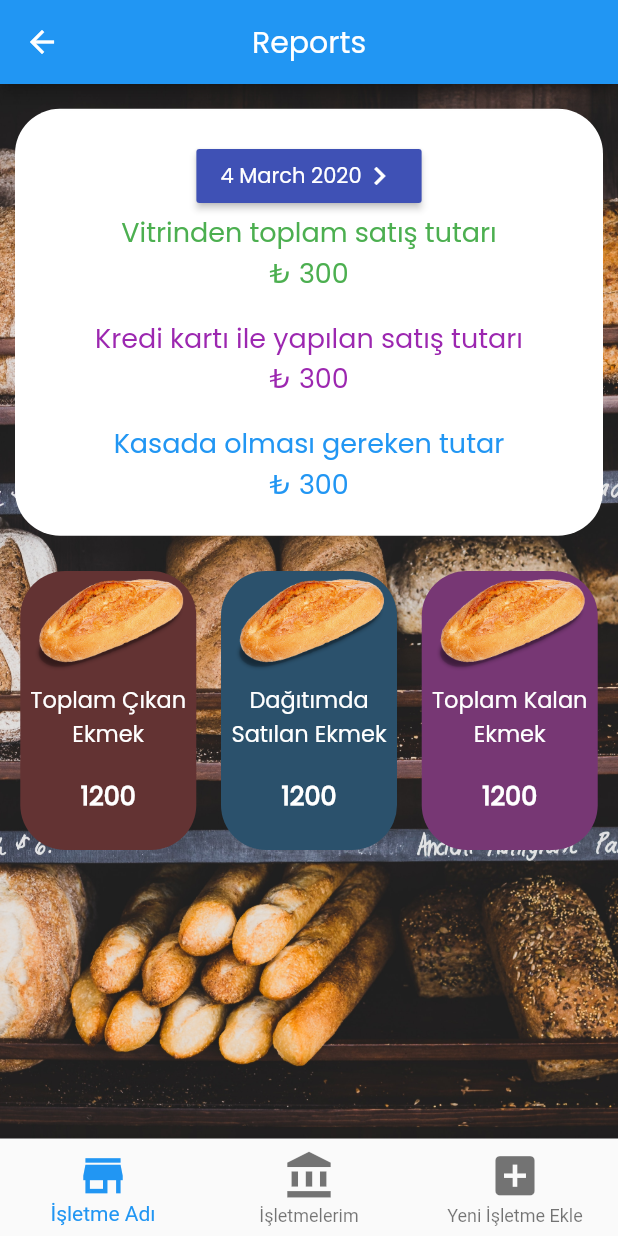
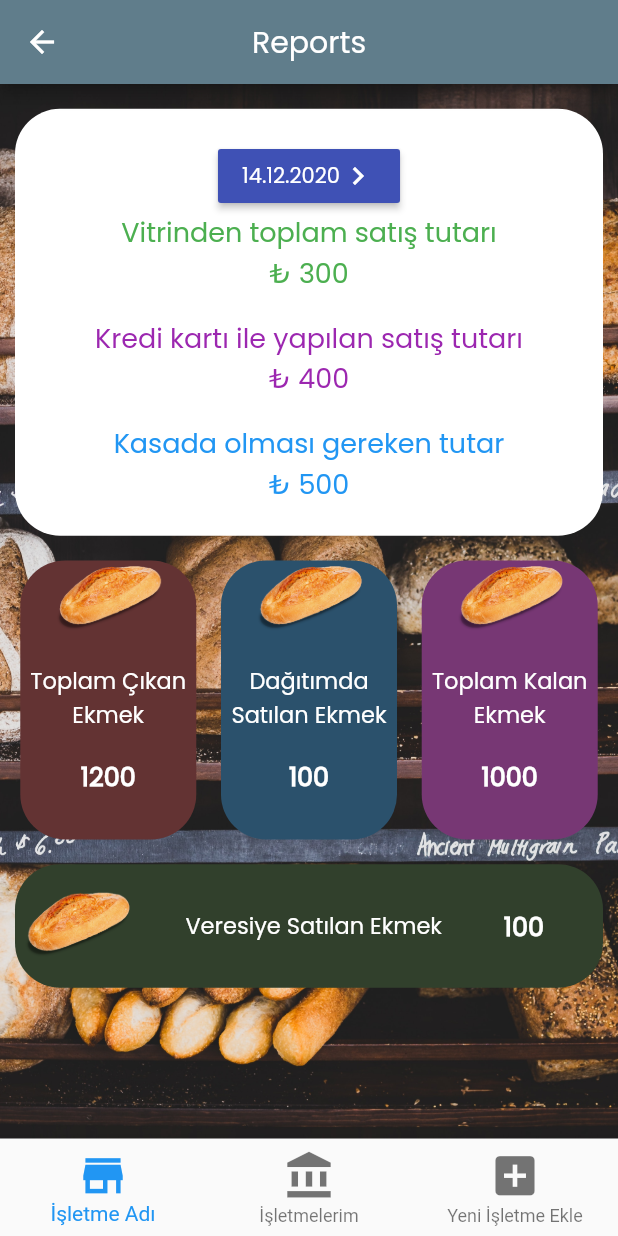
Before and after one commit to rootate/MyBakery, a Flutter app: the Reports screen opened directly, on a phone screen of 412 x 824 dp. Run offline on Flutter 3.47's test engine with Material 2 defaults, Android fonts, the phone set to English and light mode, and no system bars; our stand-ins replace firebase_auth, firebase_core, flutter_datetime_picker, flutter_spinkit; accounts and stored records are empty.

Commit message:
Fix datepicker

```diff
--- a/lib/screens/reports.dart
+++ b/lib/screens/reports.dart
@@ -3,6 +3,7 @@ import 'package:flutter/material.dart';
 import 'package:flutter_datetime_picker/flutter_datetime_picker.dart';
 import 'package:flutter_my_bakery/shared/constants.dart';
 import 'package:flutter_my_bakery/shared/bottom_bar.dart';
+import 'package:intl/intl.dart';
 
 class Reports extends StatefulWidget {
   @override
@@ -20,12 +21,28 @@ class _ReportsState extends State<Reports> {
   @override
   Widget build(BuildContext context) {
     double size1 = MediaQuery.of(context).size.height / 50;
-    double size2 = MediaQuery.of(context).size.height / 35;
+    double size2 = MediaQuery.of(context).size.height / 10;
+    double size3 = MediaQuery.of(context).size.height / 20;
+
+    int toplamCikanEkmek = 1200;
+    int dagitimdaSatilanEkmek = 100;
+    int toplamKalanEkmek = 1000;
+    int veresiyeSatilanEkmek = 100;
+
+    int vitrindenToplamSatisTutari = 300;
+    int krediKartiSatisTutari = 400;
+    int kasadaOlmasiGerekenTutar = 500;
+
+    DateFormat dateFormat = DateFormat("dd.MM.yyyy");
+    String currentTime = dateFormat.format(DateTime.now());
+    DateTime minTime = DateTime(2018, 12, 5);
+    DateTime maxTime = DateTime.now();
 
     return Scaffold(
       appBar: AppBar(
         title: Text("Reports",style: TextStyle(fontFamily: "Poppins"),),
         centerTitle: true,
+        backgroundColor: Colors.blueGrey,
       ),
       body: LayoutBuilder(builder: (context,constraints){
         return SingleChildScrollView(
@@ -51,7 +68,7 @@ class _ReportsState extends State<Reports> {
                                 child: Row(
                                   mainAxisSize: MainAxisSize.min,
                                   children: [
-                                    Text("4 March 2020",style: TextStyle(fontFamily: "Poppins",color: Colors.white),),
+                                    Text(currentTime,style: TextStyle(fontFamily: "Poppins",color: Colors.white),),
                                     Icon(Icons.keyboard_arrow_right ,color: Colors.white,),
                                   ],
                                 ),
@@ -59,8 +76,8 @@ class _ReportsState extends State<Reports> {
                                 onPressed: () {
                                   DatePicker.showDatePicker(context,
                                   showTitleActions: true,
-                                  minTime: DateTime(2018, 12, 5),
-                                  maxTime: DateTime(2020, 12, 14), onChanged: (date) {
+                                  minTime: minTime,
+                                  maxTime: maxTime, onChanged: (date) {
                                     print('change $date');
                                   }, onConfirm: (date) {
                                     print('confirm $date');
@@ -70,21 +87,21 @@ class _ReportsState extends State<Reports> {
                               Column(
                                 children: [
                                   Text("Vitrinden toplam satış tutarı",style: textStyle(Colors.green),),
-                                  Text("₺ 300", style: textStyle(Colors.green),),
+                                  Text("₺ " + vitrindenToplamSatisTutari.toString(), style: textStyle(Colors.green),),
                                 ],
                               ),
                               SizedBox(height: size1,),
                               Column(
                                 children: [
                                   Text("Kredi kartı ile yapılan satış tutarı",style: textStyle(Colors.purple),),
-                                  Text("₺ 300", style: textStyle(Colors.purple),),
+                                  Text("₺ " + krediKartiSatisTutari.toString(), style: textStyle(Colors.purple),),
                                 ],
                               ),
                               SizedBox(height: size1,),
                               Column(
                                 children: [
                                   Text("Kasada olması gereken tutar",style: textStyle(Colors.blue),),
-                                  Text("₺ 300", style: textStyle(Colors.blue),),
+                                  Text("₺ " + kasadaOlmasiGerekenTutar.toString(), style: textStyle(Colors.blue),),
                                 ],
                               ),
                             ],
@@ -92,7 +109,7 @@ class _ReportsState extends State<Reports> {
                         ),
                       ),
                     ),
-                    SizedBox(height: size2,),
+                    SizedBox(height: size1,),
                     Center(
                       child: Row(
                         mainAxisAlignment: MainAxisAlignment.center,
@@ -104,10 +121,11 @@ class _ReportsState extends State<Reports> {
                               decoration: BoxDecoration(color: Color(0xff633333),borderRadius: BorderRadius.all(Radius.circular(30.0))),
                               child: Column(
                                 children: [
-                                  Image(image: AssetImage('assets/images/bread.png')),
+                                  Image(image: AssetImage('assets/images/bread.png'),width: size2,),
+                                  SizedBox(height: size1,),
                                   Text("Toplam Çıkan Ekmek",style: textStyle2,textAlign: TextAlign.center,),
                                   SizedBox(height: size1,),
-                                  Text("1200",style: textStyle3,textAlign: TextAlign.center,)
+                                  Text(toplamCikanEkmek.toString() ,style: textStyle3,textAlign: TextAlign.center,)
                                 ],
                               ),
                             ),
@@ -120,10 +138,11 @@ class _ReportsState extends State<Reports> {
                               decoration: BoxDecoration(color: Color(0xff2b516c),borderRadius: BorderRadius.all(Radius.circular(30.0))),
                               child: Column(
                                 children: [
-                                  Image(image: AssetImage('assets/images/bread.png')),
+                                  Image(image: AssetImage('assets/images/bread.png'),width: size2,),
+                                  SizedBox(height: size1,),
                                   Text("Dağıtımda Satılan Ekmek",style: textStyle2,textAlign: TextAlign.center,),
-                                  SizedBox(height: size1),
-                                  Text("1200",style: textStyle3,textAlign: TextAlign.center,)
+                                  SizedBox(height: size1,),
+                                  Text(dagitimdaSatilanEkmek.toString() ,style: textStyle3,textAlign: TextAlign.center,)
                                 ],
                               ),
                             ),
@@ -136,17 +155,35 @@ class _ReportsState extends State<Reports> {
                               decoration: BoxDecoration(color: Color(0xff773774),borderRadius: BorderRadius.all(Radius.circular(30.0))),
                               child: Column(
                                 children: [
-                                  Image(image: AssetImage('assets/images/bread.png')),
+                                  Image(image: AssetImage('assets/images/bread.png'), width: size2,),
+                                  SizedBox(height: size1,),
                                   Text("Toplam Kalan Ekmek",style:  textStyle2,textAlign: TextAlign.center,),
                                   SizedBox(height: size1,),
-                                  Text("1200",style: textStyle3,textAlign: TextAlign.center,)
+                                  Text(toplamKalanEkmek.toString() ,style: textStyle3,textAlign: TextAlign.center,)
                                 ],
                               ),
                             ),
                           ),
                         ],
                       ),
-                    )
+                    ),
+                    SizedBox(height: size1,),
+                    SizedBox(
+                      width: MediaQuery.of(context).size.width - 20,
+                      height: MediaQuery.of(context).size.height / 10,
+                      child: Container(
+                        decoration: BoxDecoration(color: Color(0xff31402c),borderRadius: BorderRadius.all(Radius.circular(30.0))),
+                        child: Row(
+                          children: [
+                            Image(image: AssetImage('assets/images/bread.png'),width: size2,),
+                            SizedBox(width: size3 - 10,),
+                            Text("Veresiye Satılan Ekmek",style: textStyle2,textAlign: TextAlign.center,),
+                            SizedBox(width: size3,),
+                            Text(veresiyeSatilanEkmek.toString() ,style: textStyle3,textAlign: TextAlign.center,)
+                          ],
+                        ),
+                      ),
+                    ),
                   ],
                 ),
               )
--- a/pubspec.yaml
+++ b/pubspec.yaml
@@ -34,6 +34,7 @@ dependencies:
   provider: ^3.1.0
   flutter_spinkit: "^4.1.2"
   flutter_datetime_picker: ^1.4.0
+  intl: ^0.16.1
 
 dev_dependencies:
   flutter_test:
```
Also changed, not shown: pubspec.lock.
